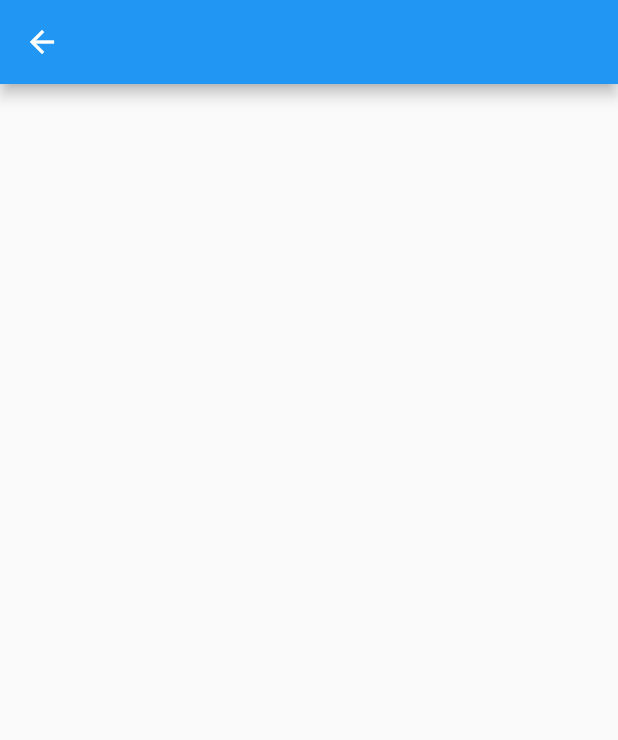
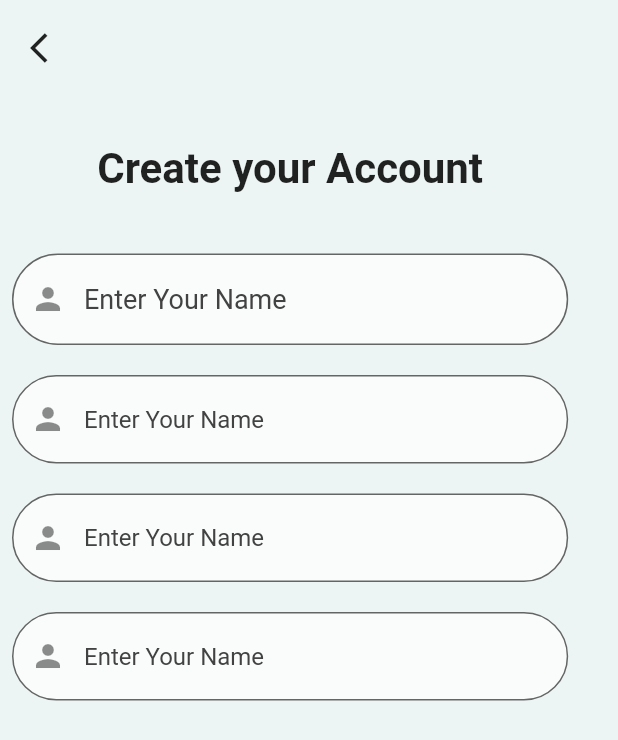
Before and after one commit to Incubation-Center-Projects/IIL, a Flutter app: the SignUp screen opened directly, on a phone screen of 412 x 824 dp. Shown: the top 740 px of the screen. Run offline on Flutter 3.47's test engine with Material 2 defaults, Android fonts, the light colour scheme and no system bars.

Commit message:
done3
ksdll

```diff
--- a/lib/main.dart
+++ b/lib/main.dart
@@ -1,10 +1,13 @@
 import 'package:flutter/material.dart';
+import 'package:incubation2/pages/signup.dart';
 import 'package:incubation2/pages/startpage.dart';
 
 void main() {
   runApp(MaterialApp(
+    initialRoute: 'splash',
     routes: {
-      '/': (context) => StartPage(),
+      'splash': (context) => StartPage(),
+      'signup': (context) => SignUp(),
     },
   ));
 }
--- a/lib/pages/signup.dart
+++ b/lib/pages/signup.dart
@@ -11,7 +11,86 @@ class _SignUpState extends State<SignUp> {
   @override
   Widget build(BuildContext context) {
     return Scaffold(
-      appBar: AppBar(),
+      backgroundColor: Color(0xFFEDF5F4),
+      body: SafeArea(
+        child: Padding(
+          padding: const EdgeInsets.all(8.0),
+          child: SizedBox(
+            width: MediaQuery.of(context).size.width * 0.9,
+            height: MediaQuery.of(context).size.height * 0.9,
+            child: Column(
+              children: [
+                Row(
+                  children: [
+                    IconButton(
+                      onPressed: () {},
+                      icon: Icon(Icons.arrow_back_ios),
+                    ),
+                  ],
+                ),
+                SizedBox(height: 40),
+                Container(
+                  child: Text(
+                    'Create your Account',
+                    style: TextStyle(fontWeight: FontWeight.bold, fontSize: 28),
+                  ),
+                ),
+                SizedBox(height: 40),
+                SizedBox(
+                  child: TextField(
+                    decoration: InputDecoration(
+                        prefixIcon: Icon(Icons.person),
+                        border: OutlineInputBorder(
+                          borderRadius: BorderRadius.circular(35.0),
+                        ),
+                        filled: true,
+                        hintStyle:
+                            TextStyle(color: Colors.grey[800], fontSize: 18),
+                        hintText: "Enter Your Name",
+                        fillColor: Colors.white70),
+                  ),
+                ),
+                SizedBox(height: 20),
+                TextField(
+                  decoration: InputDecoration(
+                      prefixIcon: Icon(Icons.person),
+                      border: OutlineInputBorder(
+                        borderRadius: BorderRadius.circular(35.0),
+                      ),
+                      filled: true,
+                      hintStyle: TextStyle(color: Colors.grey[800]),
+                      hintText: "Enter Your Name",
+                      fillColor: Colors.white70),
+                ),
+                SizedBox(height: 20),
+                TextField(
+                  decoration: InputDecoration(
+                      prefixIcon: Icon(Icons.person),
+                      border: OutlineInputBorder(
+                        borderRadius: BorderRadius.circular(35.0),
+                      ),
+                      filled: true,
+                      hintStyle: TextStyle(color: Colors.grey[800]),
+                      hintText: "Enter Your Name",
+                      fillColor: Colors.white70),
+                ),
+                SizedBox(height: 20),
+                TextField(
+                  decoration: InputDecoration(
+                      prefixIcon: Icon(Icons.person),
+                      border: OutlineInputBorder(
+                        borderRadius: BorderRadius.circular(35.0),
+                      ),
+                      filled: true,
+                      hintStyle: TextStyle(color: Colors.grey[800]),
+                      hintText: "Enter Your Name",
+                      fillColor: Colors.white70),
+                ),
+              ],
+            ),
+          ),
+        ),
+      ),
     );
   }
 }
--- a/lib/pages/startpage.dart
+++ b/lib/pages/startpage.dart
@@ -39,7 +39,9 @@ class _StartPageState extends State<StartPage> {
               ),
               SizedBox(height: 80),
               GestureDetector(
-                onTap: () {},
+                onTap: () {
+                  Navigator.pushNamed(context, 'signup');
+                },
                 child: Container(
                   height: 50,
                   width: 260,
```
